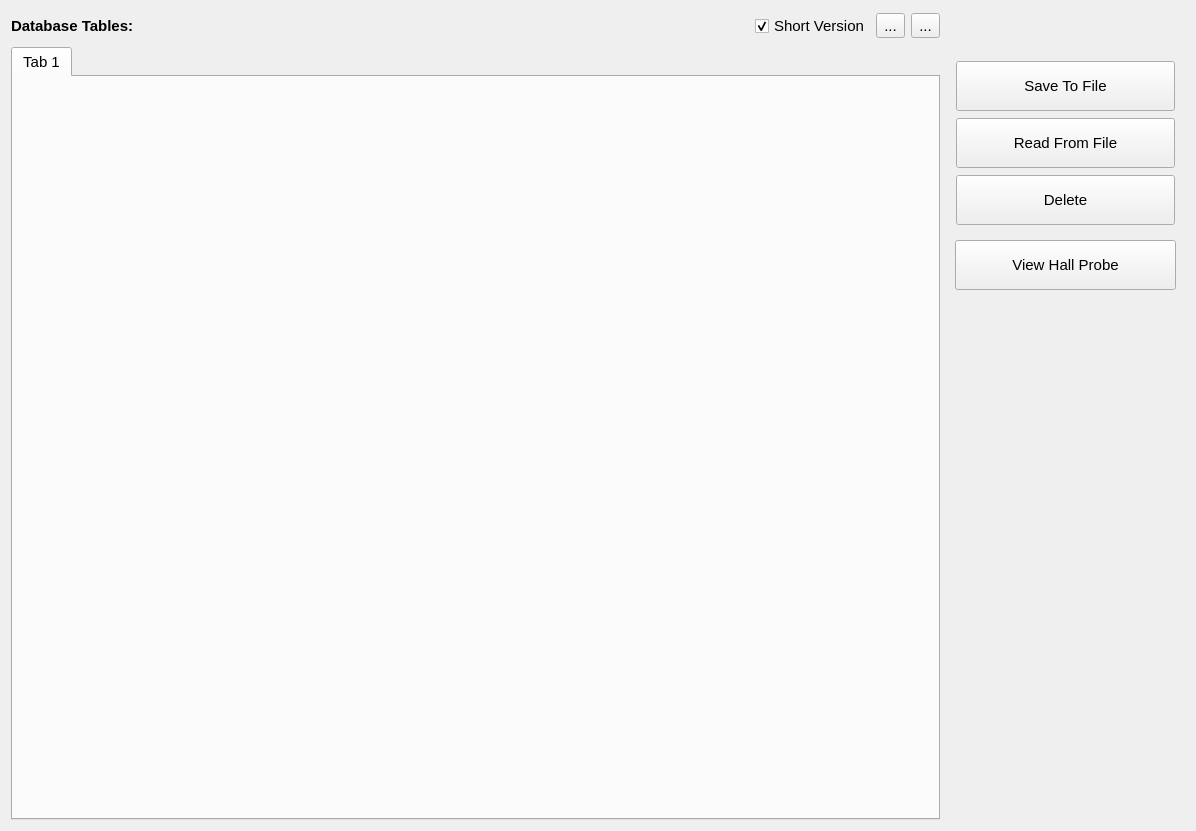
Qt form hallbench/gui/ui/databasewidget.ui (lnls-ima/hall-bench-control) before a commit.
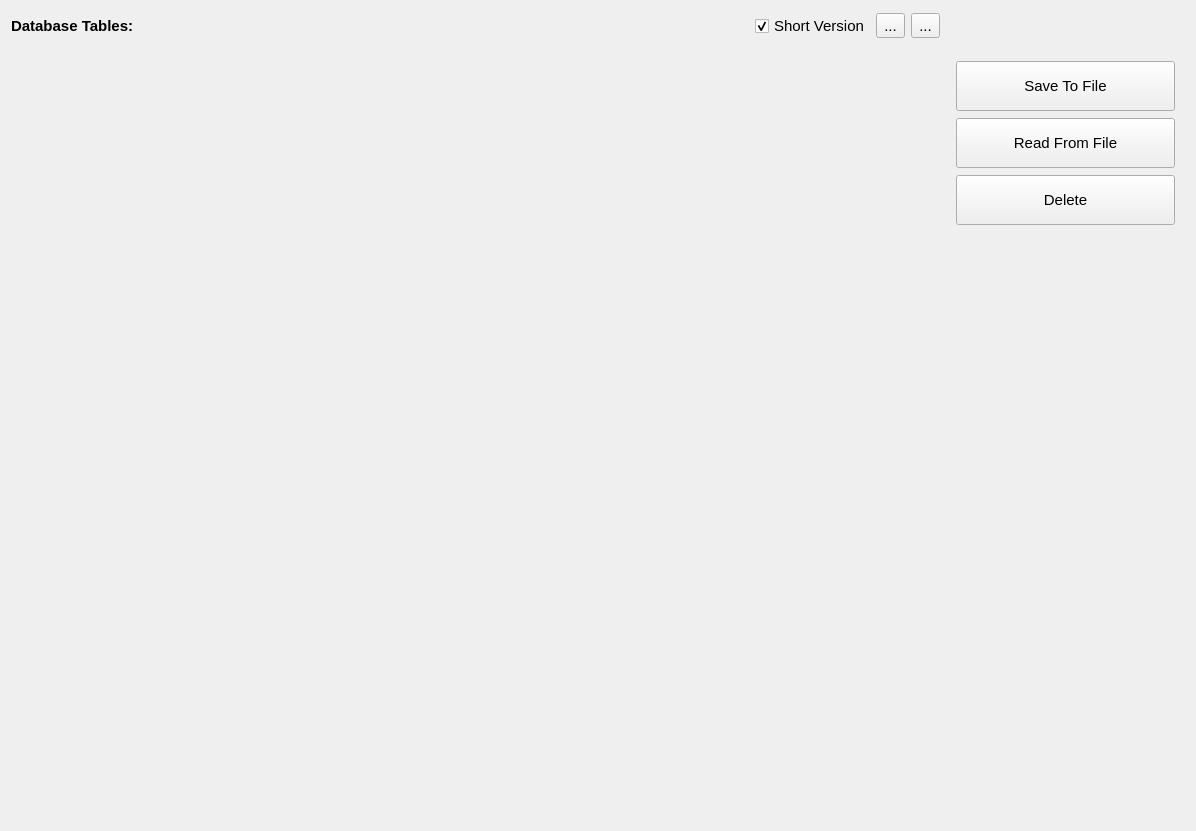
The same form after that commit. The open tabs and pages were chosen to show the change. Icons and pictures are not drawn.

Diff of the .ui file:
```diff
--- a/hallbench/gui/ui/databasewidget.ui
+++ b/hallbench/gui/ui/databasewidget.ui
@@ -105,7 +105,7 @@
      </item>
     </layout>
    </item>
-   <item row="0" column="1" rowspan="2">
+   <item row="0" column="1" rowspan="3">
     <layout class="QVBoxLayout" name="verticalLayout_2">
      <item>
       <spacer name="verticalSpacer_3">
@@ -223,52 +223,6 @@
         <number>0</number>
        </property>
        <widget class="QWidget" name="pg_empty"/>
-       <widget class="QWidget" name="pg_hall_probe">
-        <layout class="QGridLayout" name="gridLayout">
-         <item row="0" column="0">
-          <widget class="QPushButton" name="pbt_view_hall_probe">
-           <property name="minimumSize">
-            <size>
-             <width>0</width>
-             <height>50</height>
-            </size>
-           </property>
-           <property name="font">
-            <font>
-             <weight>50</weight>
-             <bold>false</bold>
-            </font>
-           </property>
-           <property name="text">
-            <string>View Hall Probe</string>
-           </property>
-           <property name="icon">
-            <iconset>
-             <normaloff>../../resources/img/search.svg</normaloff>../../resources/img/search.svg</iconset>
-           </property>
-           <property name="iconSize">
-            <size>
-             <width>24</width>
-             <height>24</height>
-            </size>
-           </property>
-          </widget>
-         </item>
-         <item row="1" column="0">
-          <spacer name="verticalSpacer_2">
-           <property name="orientation">
-            <enum>Qt::Vertical</enum>
-           </property>
-           <property name="sizeHint" stdset="0">
-            <size>
-             <width>20</width>
-             <height>40</height>
-            </size>
-           </property>
-          </spacer>
-         </item>
-        </layout>
-       </widget>
        <widget class="QWidget" name="pg_configuration">
         <layout class="QGridLayout" name="gridLayout_2">
          <item row="0" column="0">
@@ -522,28 +476,7 @@
     </layout>
    </item>
    <item row="1" column="0">
-    <widget class="QTabWidget" name="twg_database">
-     <property name="font">
-      <font>
-       <weight>50</weight>
-       <bold>false</bold>
-      </font>
-     </property>
-     <property name="tabPosition">
-      <enum>QTabWidget::North</enum>
-     </property>
-     <property name="tabShape">
-      <enum>QTabWidget::Rounded</enum>
-     </property>
-     <property name="currentIndex">
-      <number>0</number>
-     </property>
-     <widget class="QWidget" name="tab">
-      <attribute name="title">
-       <string>Tab 1</string>
-      </attribute>
-     </widget>
-    </widget>
+    <layout class="QVBoxLayout" name="lyt_database"/>
    </item>
   </layout>
  </widget>
```
Left out of the diff: 1 changed line with no effect on the pictures.
